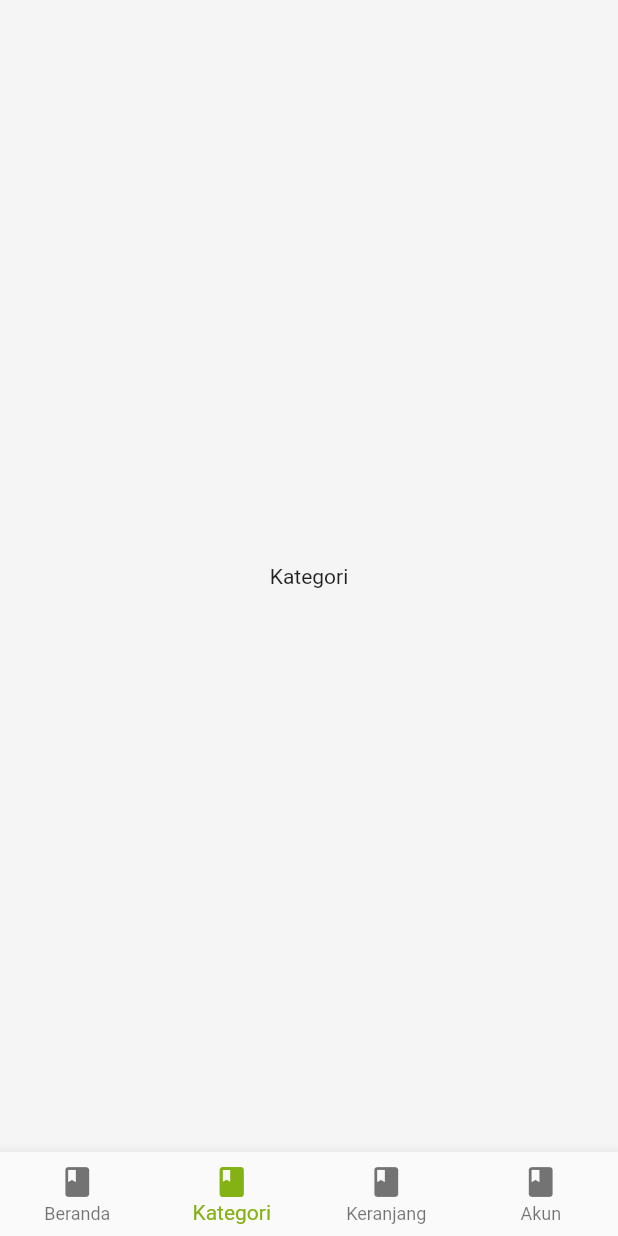
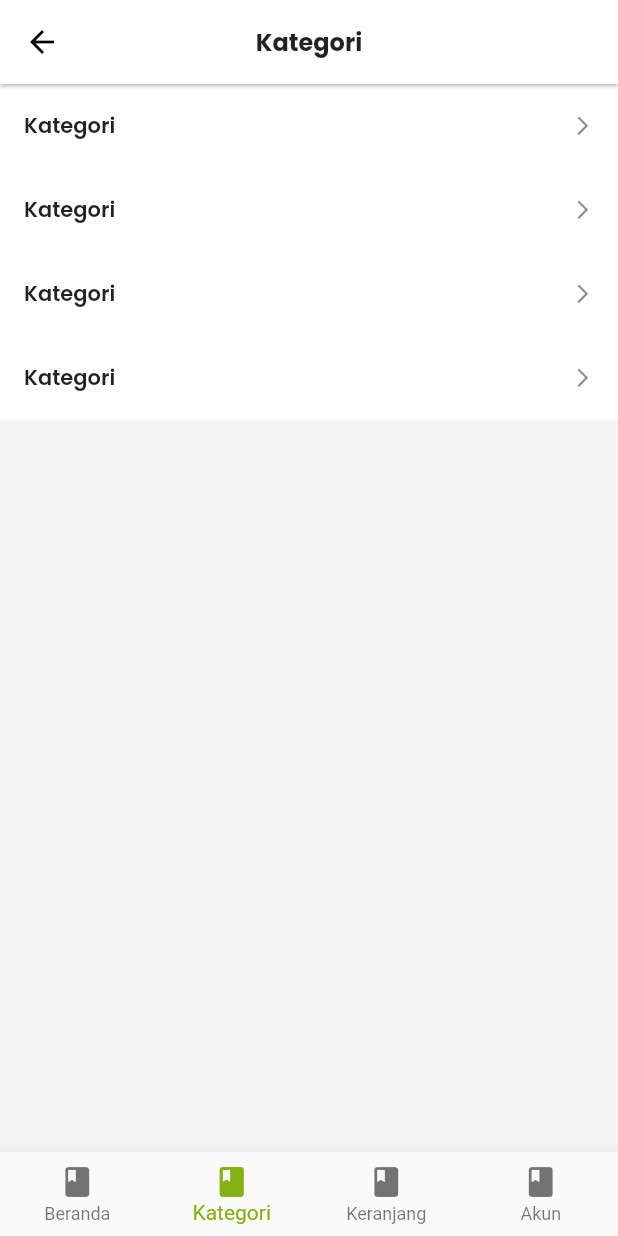
Before and after one commit to padimall/marketplace-app, a Flutter app: the FirstScreen screen opened by its route, item 2 of the bottom bar chosen, on a phone screen of 412 x 824 dp. Run offline on Flutter 3.47's test engine with Material 2 defaults, Android fonts, the phone set to English and light mode, and no system bars; our stand-ins replace cached_network_image, carousel_slider, flutter_masked_text, flutter_svg, fluttertoast, google_fonts and 1 more; missing offline and left inert: wc_form_validators; network calls fail.

Commit message:
add: kategori UI

```diff
--- a/lib/screens/first_screen.dart
+++ b/lib/screens/first_screen.dart
@@ -2,6 +2,7 @@ import 'package:flutter/material.dart';
 import 'package:google_fonts/google_fonts.dart';
 import 'package:padimall_app/screens/akun_screen.dart';
 import 'package:padimall_app/screens/beranda_screen.dart';
+import 'package:padimall_app/screens/kategori_screen.dart';
 import 'package:padimall_app/screens/keranjang_screen.dart';
 
 class FirstScreen extends StatefulWidget {
@@ -15,9 +16,7 @@ class FirstScreen extends StatefulWidget {
 class _FirstScreenState extends State<FirstScreen> {
   final tabs = [
     BerandaScreen(),
-    Center(
-      child: Text('Kategori'),
-    ),
+    KategoriScreen(),
     KeranjangScreen(),
     AkunScreen(),
   ];
--- /dev/null
+++ b/lib/screens/kategori_screen.dart
@@ -0,0 +1,46 @@
+import 'package:flutter/material.dart';
+import 'package:padimall_app/utils/custom_text_theme.dart';
+
+class KategoriScreen extends StatelessWidget {
+  @override
+  Widget build(BuildContext context) {
+    return Scaffold(
+      appBar: AppBar(
+        title: Text(
+          'Kategori',
+          style: PadiMallTextTheme.sz16weight700(context),
+        ),
+        elevation: 1,
+        centerTitle: true,
+        backgroundColor: Colors.white,
+      ),
+      body: SingleChildScrollView(
+        child: ListView.builder(
+          itemCount: 4,
+          shrinkWrap: true,
+          physics: NeverScrollableScrollPhysics(),
+          itemBuilder: (ctx, index) {
+            return _buildKategoriListTile(context, 'Kategori');
+          },
+        ),
+      ),
+    );
+  }
+
+  Widget _buildKategoriListTile(BuildContext context, String title) {
+    return Container(
+      color: Colors.white,
+      child: ListTile(
+        onTap: () {},
+        title: Text(
+          '$title',
+          style: PadiMallTextTheme.sz14weight600(context),
+        ),
+        trailing: Icon(
+          Icons.arrow_forward_ios,
+          size: 15,
+        ),
+      ),
+    );
+  }
+}
--- a/lib/screens/product_detail_screen.dart
+++ b/lib/screens/product_detail_screen.dart
@@ -13,13 +13,17 @@ class ProductDetailScreen extends StatelessWidget {
       appBar: AppBar(
         leading: IconButton(
           icon: Icon(Icons.arrow_back_ios),
+          iconSize: 15,
           onPressed: () {
             Navigator.pop(context);
           },
         ),
         backgroundColor: Colors.white,
         elevation: 1,
-        title: Text('Jeruk manis'),
+        title: Text(
+          'Jeruk manis',
+          style: PadiMallTextTheme.sz16weight700(context),
+        ),
       ),
       body: Column(
         children: <Widget>[
@@ -47,16 +51,13 @@ class ProductDetailScreen extends StatelessWidget {
           ),
           Container(
             padding: const EdgeInsets.symmetric(horizontal: 16, vertical: 8),
-              decoration: BoxDecoration(
-                color: Colors.white,
-                boxShadow: [
-                  BoxShadow(
-                    color: Colors.grey[300],
-                    blurRadius: 1.0,
-                    spreadRadius: 1.0,
-                  )
-                ]
-              ),
+            decoration: BoxDecoration(color: Colors.white, boxShadow: [
+              BoxShadow(
+                color: Colors.grey[300],
+                blurRadius: 1.0,
+                spreadRadius: 1.0,
+              )
+            ]),
             child: Row(
               mainAxisAlignment: MainAxisAlignment.spaceEvenly,
               children: <Widget>[
```
